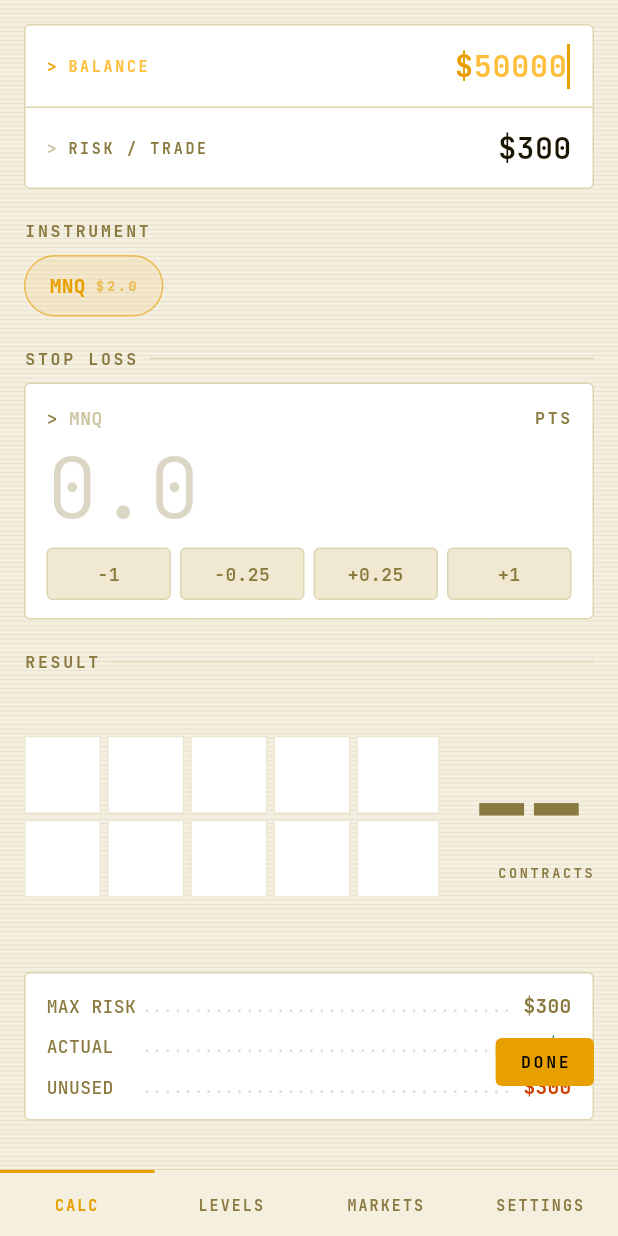
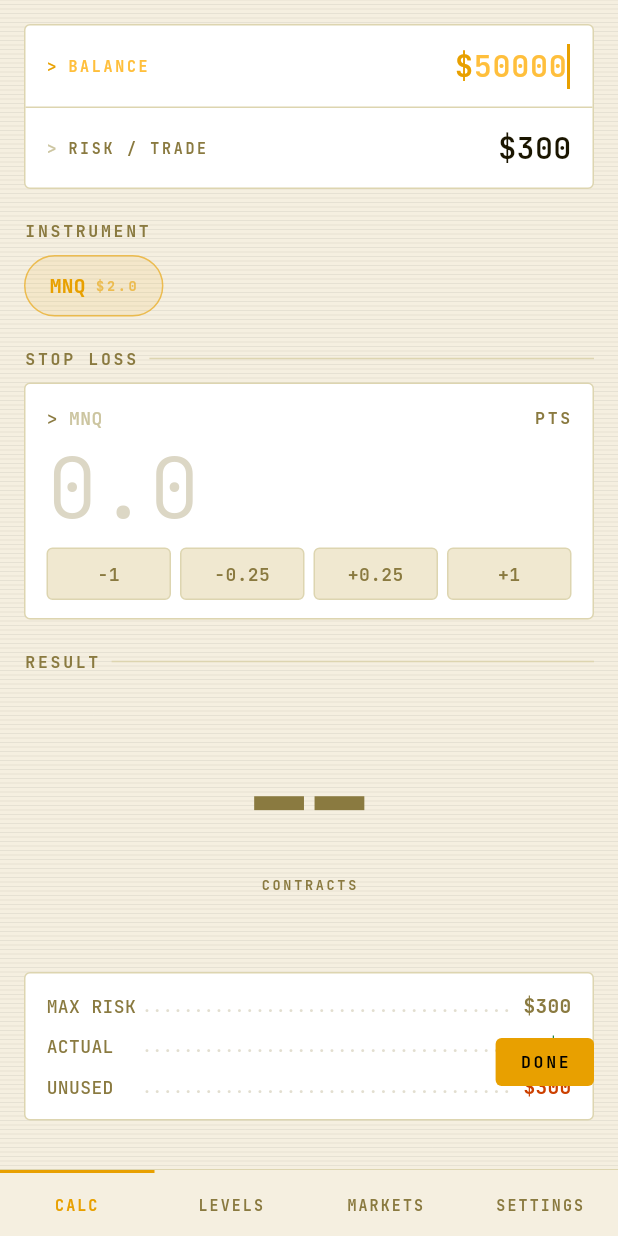
Before and after one commit to Ledian63S/quanta, a Flutter app: the screen it shows after launch, after a tap on an icon or button, on a phone screen of 412 x 824 dp. Run offline on Flutter 3.47's test engine with Material 3 defaults, Android fonts, the light colour scheme and no system bars; our stand-ins replace google_fonts, shared_preferences.

Commit message:
Fix odometer animation when transitioning from no-value to contracts
Represent the empty state as digit=-1 so _DigitWheel stays in the
widget tree, enabling smooth roll animation on first value appearance.

```diff
--- a/lib/theme/app_theme.dart
+++ b/lib/theme/app_theme.dart
@@ -114,152 +114,155 @@ class _TerminalNumberState extends State<TerminalNumber>
   }
 }
 
-// ── Brick gauge — 2 rows × 5 cols ──────────────────────────────────────────
-class PacManGauge extends StatelessWidget {
+// ── Odometer gauge ──────────────────────────────────────────────────────────
+class PacManGauge extends StatefulWidget {
   final int contracts;
   final bool hasData;
-  static const _cols = 5;
-  static const _maxBricks = 10; // 2 rows × 5 cols
   const PacManGauge({super.key, required this.contracts, required this.hasData});
+  @override
+  State<PacManGauge> createState() => _OdometerState();
+}
+
+class _OdometerState extends State<PacManGauge> {
+  bool _goingUp = true;
+
+  // -1 = the special "dash" state (no data / zero)
+  List<int> _toDigits(int contracts, bool hasData) {
+    if (!hasData || contracts <= 0) return [-1];
+    return contracts.toString().split('').map(int.parse).toList();
+  }
+
+  @override
+  void didUpdateWidget(PacManGauge old) {
+    super.didUpdateWidget(old);
+    final oldVal = (old.hasData && old.contracts > 0) ? old.contracts : 0;
+    final newVal = (widget.hasData && widget.contracts > 0) ? widget.contracts : 0;
+    if (oldVal != newVal) {
+      setState(() => _goingUp = newVal >= oldVal);
+    }
+  }
 
   @override
   Widget build(BuildContext context) {
-    final filled = hasData ? contracts.clamp(0, _maxBricks) : 0;
-    final overflow = hasData && contracts > _maxBricks ? contracts - _maxBricks : 0;
-
-    // Build a row of 5 bricks; offset shifts which global index they start at
-    Widget brickRow(int offset) => Row(
-      children: List.generate(_cols, (col) {
-        final idx = offset + col; // global brick index 0–9
-        return Expanded(
-          child: Padding(
-            padding: EdgeInsets.only(right: col < _cols - 1 ? 4 : 0),
-            child: _Brick(on: idx < filled, index: idx),
-          ),
-        );
-      }),
-    );
+    final digits = _toDigits(widget.contracts, widget.hasData);
 
     return SizedBox(
       height: 175,
-      child: Row(
-        crossAxisAlignment: CrossAxisAlignment.center,
-        children: [
-          // 2×5 brick grid on the left
-          Expanded(
+      child: Center(
         child: Column(
           mainAxisSize: MainAxisSize.min,
           children: [
-                brickRow(5), // top row: bricks 5–9
-                const SizedBox(height: 4),
-                brickRow(0), // bottom row: bricks 0–4
-                if (overflow > 0) ...[
-                  const SizedBox(height: 6),
-                  Align(
-                    alignment: Alignment.centerLeft,
-                    child: Text('+$overflow',
-                        style: AppText.mono(size: 9, color: AppColors.accent)),
+            Row(
+              mainAxisSize: MainAxisSize.min,
+              crossAxisAlignment: CrossAxisAlignment.end,
+              children: List.generate(digits.length, (i) {
+                final posFromRight = digits.length - i;
+                return _DigitWheel(
+                  key: ValueKey(posFromRight),
+                  digit: digits[i],
+                  goingUp: _goingUp,
+                );
+              }),
             ),
-                ],
+            const SizedBox(height: 10),
+            Text('CONTRACTS', style: AppText.label(size: 9, color: AppColors.muted)),
           ],
         ),
-          ),
-          const SizedBox(width: 16),
-          // Contract count on the right
-          Column(
-            mainAxisSize: MainAxisSize.min,
-            crossAxisAlignment: CrossAxisAlignment.end,
-            children: [
-              TerminalNumber(
-                  value: contracts, size: 72, color: AppColors.accent),
-              const SizedBox(height: 2),
-              Text('CONTRACTS',
-                  style: AppText.label(size: 9, color: AppColors.muted)),
-            ],
-          ),
-        ],
       ),
     );
   }
 }
 
-class _Brick extends StatelessWidget {
-  final bool on;
-  final int index;
-  const _Brick({required this.on, required this.index});
+class _DigitWheel extends StatefulWidget {
+  final int digit;
+  final bool goingUp;
+  const _DigitWheel({super.key, required this.digit, required this.goingUp});
+  @override
+  State<_DigitWheel> createState() => _DigitWheelState();
+}
+
+class _DigitWheelState extends State<_DigitWheel>
+    with SingleTickerProviderStateMixin {
+  late AnimationController _ctrl;
+  late Animation<double> _anim;
+  int _prevDigit = 0;
+  bool _goingUp = true;
+
+  static const _h = 80.0;
+
+  @override
+  void initState() {
+    super.initState();
+    _prevDigit = widget.digit;
+    _goingUp = widget.goingUp;
+    _ctrl = AnimationController(
+        vsync: this, duration: const Duration(milliseconds: 360));
+    _anim = CurvedAnimation(parent: _ctrl, curve: Curves.easeInOut);
+  }
+
+  @override
+  void didUpdateWidget(_DigitWheel old) {
+    super.didUpdateWidget(old);
+    if (old.digit != widget.digit) {
+      _prevDigit = old.digit;
+      _goingUp = widget.goingUp;
+      _ctrl.forward(from: 0);
+    }
+  }
+
+  @override
+  void dispose() {
+    _ctrl.dispose();
+    super.dispose();
+  }
+
+  Widget _digit(int d) => Text(
+    d < 0 ? '--' : '$d',
+    style: GoogleFonts.jetBrainsMono(
+      fontSize: _h,
+      fontWeight: FontWeight.w700,
+      color: d < 0 ? AppColors.muted : AppColors.accent,
+      height: 1.0,
+    ),
+  );
 
   @override
   Widget build(BuildContext context) {
-    return SizedBox(
-      height: 52,
-      child: Stack(
-        fit: StackFit.expand,
+    return ClipRect(
+      child: SizedBox(
+        height: _h,
+        child: AnimatedBuilder(
+          animation: _anim,
+          builder: (_, __) {
+            final t = _anim.value;
+            // Increasing → old rolls up (negative y), new comes from below
+            // Decreasing → old rolls down (positive y), new comes from above
+            final dir = _goingUp ? -1.0 : 1.0;
+            return Stack(
               children: [
-          // Empty shell — always visible, sharp corners
-          Container(
-            decoration: BoxDecoration(
-              color: AppColors.card,
-              border: Border.all(
-                color: AppColors.border.withValues(alpha: 0.6),
-                width: 1,
+                // Outgoing digit
+                FractionalTranslation(
+                  translation: Offset(0, dir * t),
+                  child: Opacity(
+                    opacity: (1 - t * 2).clamp(0.0, 1.0),
+                    child: _digit(_prevDigit),
                   ),
                 ),
+                // Incoming digit
+                FractionalTranslation(
+                  translation: Offset(0, dir * (t - 1)),
+                  child: Opacity(
+                    opacity: ((t - 0.5) * 2).clamp(0.0, 1.0),
+                    child: _digit(widget.digit),
                   ),
-          // Filled brick — scales + fades in, staggered by index
-          TweenAnimationBuilder<double>(
-            tween: Tween(begin: 0, end: on ? 1.0 : 0.0),
-            duration: Duration(milliseconds: 90 + index * 28),
-            curve: Curves.easeOut,
-            builder: (_, t, __) {
-              if (t < 0.01) return const SizedBox.shrink();
-              return Opacity(
-                opacity: t,
-                child: Transform.scale(
-                  scale: 0.72 + 0.28 * t,
-                  child: Container(
-                    decoration: BoxDecoration(
-                      color: AppColors.accent,
-                      boxShadow: [
-                        BoxShadow(
-                          color: AppColors.accent.withValues(alpha: 0.45 * t),
-                          blurRadius: 10,
-                          spreadRadius: 1,
                 ),
               ],
-                    ),
-                    child: CustomPaint(painter: _BrickFacePainter()),
+            );
+          },
         ),
       ),
     );
-            },
-          ),
-        ],
-      ),
-    );
   }
-}
-
-class _BrickFacePainter extends CustomPainter {
-  @override
-  void paint(Canvas canvas, Size size) {
-    final w = size.width;
-    final h = size.height;
-    // Top highlight
-    canvas.drawRect(Rect.fromLTWH(0, 0, w, 3),
-        Paint()..color = Colors.white.withValues(alpha: 0.30));
-    // Left highlight
-    canvas.drawRect(Rect.fromLTWH(0, 0, 3, h),
-        Paint()..color = Colors.white.withValues(alpha: 0.16));
-    // Bottom shadow
-    canvas.drawRect(Rect.fromLTWH(0, h - 3, w, 3),
-        Paint()..color = Colors.black.withValues(alpha: 0.28));
-    // Right shadow
-    canvas.drawRect(Rect.fromLTWH(w - 3, 0, 3, h),
-        Paint()..color = Colors.black.withValues(alpha: 0.18));
-  }
-
-  @override
-  bool shouldRepaint(covariant CustomPainter old) => false;
 }
 
 // ── Dot leader ─────────────────────────────────────────────────────────────
```
Lines whose indentation alone changed are shown as unchanged.
